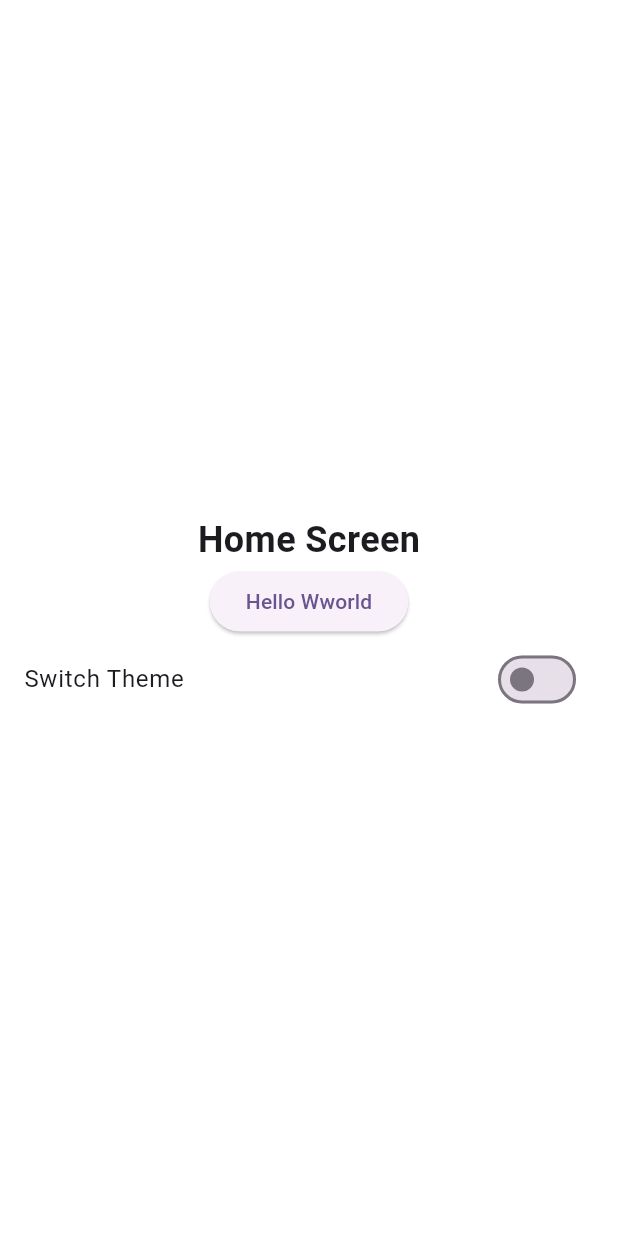
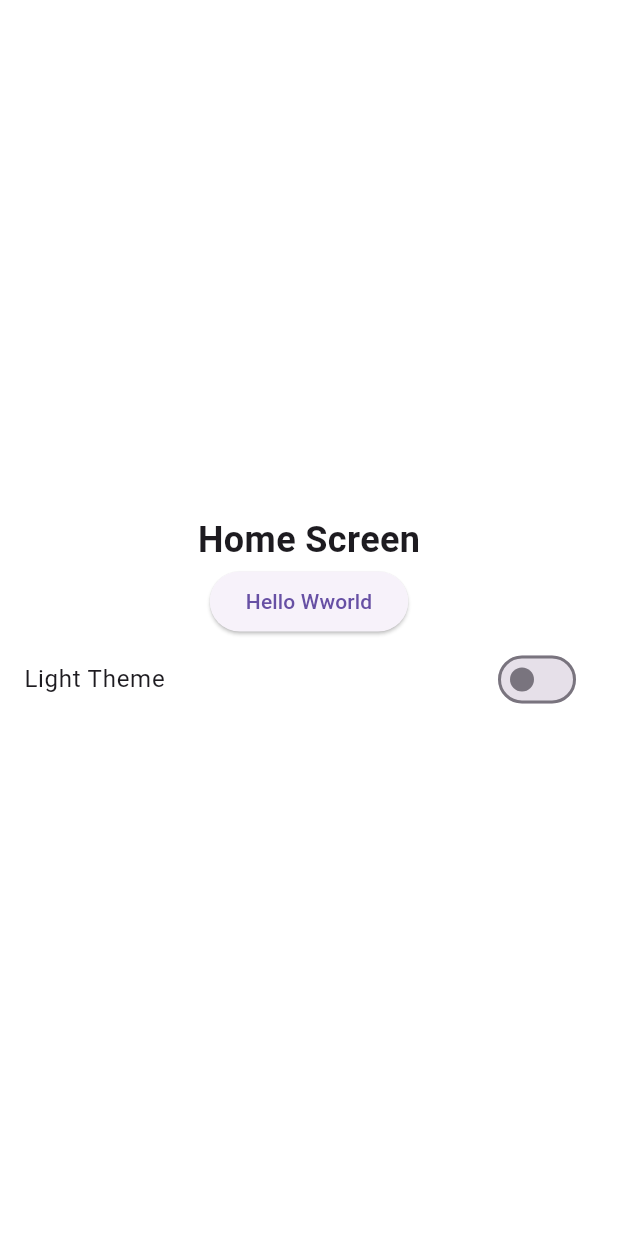
Before and after one commit to fayez666/Shop-Smart, a Flutter app: the screen it shows after launch, on a phone screen of 412 x 824 dp. Run offline on Flutter 3.47's test engine with Material 3 defaults, Android fonts, the phone set to English and light mode, and no system bars; our stand-ins replace shared_preferences.

Commit message:
Adding Dark Theme

```diff
--- a/lib/consts/app_colors.dart
+++ b/lib/consts/app_colors.dart
@@ -1,5 +1,9 @@
 import 'package:flutter/material.dart';
 
-class AppColor{
-  static const Color lightScaffoldBackgroundColor = Colors.white;
+class AppColors {
+  static const Color lightScaffoldColor = Colors.white;
+  static const Color lightPrimary = Color(0xFF181059);
+  static const Color lightCardColor = Color.fromARGB(106, 250, 250, 250);
+  static const Color darkScaffoldColor = Color.fromARGB(255, 9, 3, 27);
+  static const Color darkPrimary = Color.fromARGB(255, 94, 75, 236);
 }
--- /dev/null
+++ b/lib/consts/theme.dart
@@ -0,0 +1,15 @@
+import 'package:flutter/material.dart';
+
+class Styles {
+  static ThemeData themeData({
+    required BuildContext context,
+    required bool isDarkMode,
+  }) {
+    return ThemeData(
+      scaffoldBackgroundColor:
+          isDarkMode ? Colors.black : Colors.white,
+      cardColor: isDarkMode ? Colors.black : Colors.white,
+      brightness: isDarkMode ? Brightness.dark : Brightness.light,
+    );
+  }
+}
--- a/lib/main.dart
+++ b/lib/main.dart
@@ -1,5 +1,8 @@
 import 'package:flutter/material.dart';
+import 'package:provider/provider.dart';
 import 'package:shopsmart_users/consts/app_colors.dart';
+import 'package:shopsmart_users/consts/theme.dart';
+import 'package:shopsmart_users/providers/them_provider.dart';
 
 import 'screens/home_screen.dart';
 
@@ -12,15 +15,20 @@ class MyApp extends StatelessWidget {
 
   @override
   Widget build(BuildContext context) {
-    return MaterialApp(
-      title: 'Flutter Demo',
-      theme: ThemeData(
-        scaffoldBackgroundColor: AppColor.lightScaffoldBackgroundColor,
-        primarySwatch: Colors.blue,
-        colorScheme: ColorScheme.fromSeed(seedColor: Colors.deepPurple),
-        useMaterial3: true,
+    return MultiProvider(
+      providers: [ChangeNotifierProvider( create: (context) => ThemeProvider())],
+      child: Consumer<ThemeProvider>(
+        builder: (context,themeProvider,child) {
+          return MaterialApp(
+            title: 'ShopSmart Users',
+            theme: Styles.themeData(
+              context: context,
+              isDarkMode: themeProvider.isDarkMode,
+            ),
+            home: const HomeScreen(),
+          );
+        }
       ),
-      home: const HomeScreen(),
     );
   }
 }
--- /dev/null
+++ b/lib/providers/them_provider.dart
@@ -0,0 +1,26 @@
+import 'package:flutter/material.dart';
+import 'package:shared_preferences/shared_preferences.dart';
+
+class ThemeProvider extends ChangeNotifier {
+ static const String key = "isDarkMode";
+  bool _isDarkMode = false;
+  bool get isDarkMode => _isDarkMode;
+
+  ThemeProvider(){
+    getThemeMode();
+  }
+
+  Future<void> setDarkTheme({required bool isDarkMode}) async{
+    SharedPreferences pref =await  SharedPreferences.getInstance();
+    pref.setBool(key, isDarkMode);
+    _isDarkMode = isDarkMode;
+    notifyListeners();
+  }
+
+  Future<bool> getThemeMode() async{
+    SharedPreferences pref =await  SharedPreferences.getInstance();
+    _isDarkMode = pref.getBool(key) ?? false;
+    notifyListeners();
+    return _isDarkMode;
+  }
+}
--- a/lib/screens/home_screen.dart
+++ b/lib/screens/home_screen.dart
@@ -1,10 +1,14 @@
 import 'package:flutter/material.dart';
+import 'package:provider/provider.dart';
+import 'package:shopsmart_users/providers/them_provider.dart';
 
 class HomeScreen extends StatelessWidget {
   const HomeScreen({super.key});
 
   @override
   Widget build(BuildContext context) {
+    final themProvider =
+                  Provider.of<ThemeProvider>(context);
     return Scaffold(
       body: Column(
         mainAxisAlignment: MainAxisAlignment.center,
@@ -16,9 +20,12 @@ class HomeScreen extends StatelessWidget {
               )),
           ElevatedButton(onPressed: () {}, child: const Text('Hello Wworld')),
           SwitchListTile(
-            value: false,
-            onChanged: (value) {},
-            title: const Text('Switch Theme'),
+            value: themProvider.isDarkMode,
+            onChanged: (value) {
+
+              themProvider.setDarkTheme(isDarkMode: value);
+            },
+            title:  Text(themProvider.isDarkMode ? 'Dark Theme' : 'Light Theme'),
           ),
         ],
       ),
```
